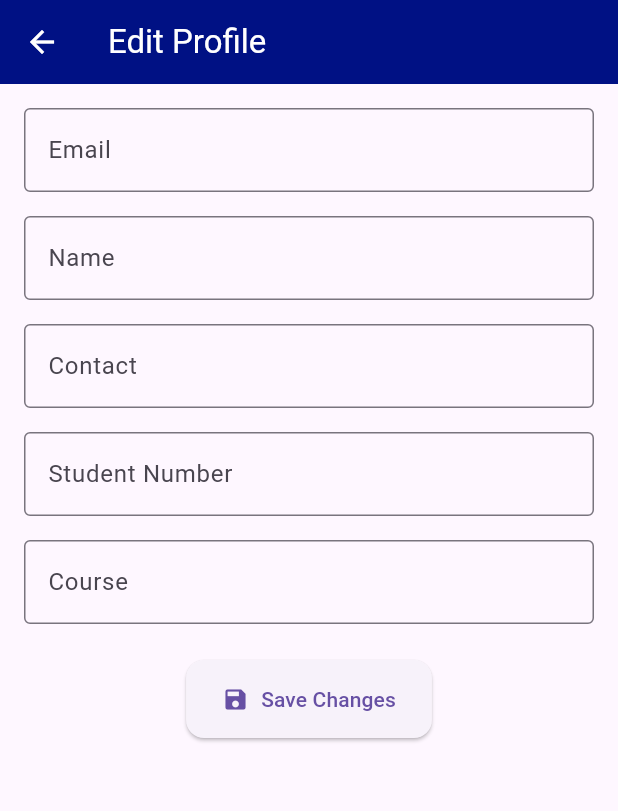
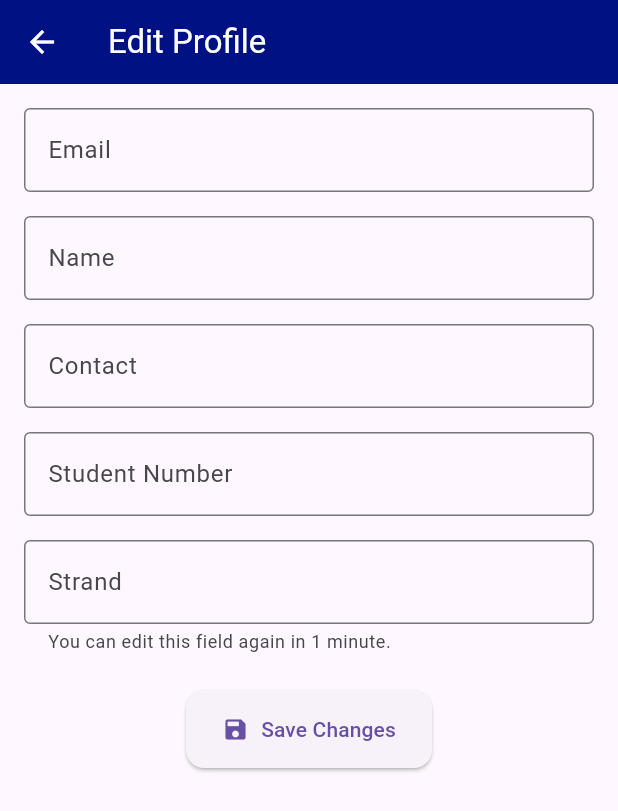
Before and after one commit to rammne/odrs, a Flutter app: the EditProfileScreen screen opened directly with empty values, on a phone screen of 412 x 824 dp. Shown: the top 811 px of the screen. Run offline on Flutter 3.47's test engine with Material 3 defaults, Android fonts, the light colour scheme and no system bars; our stand-ins replace cloud_firestore, firebase_auth, firebase_core, pdf, printing, rxdart; accounts and stored records are empty; statements that could not run were skipped.

Commit message:
fixed bug

```diff
--- a/lib/presentation/screens/admin/registration_screen.dart
+++ b/lib/presentation/screens/admin/registration_screen.dart
@@ -16,7 +16,8 @@ class _AdminRegisterUserScreenState extends State<AdminRegisterUserScreen> {
   final TextEditingController _contactController = TextEditingController();
   final TextEditingController _studentNumberController =
       TextEditingController();
-  final TextEditingController _yearGraduatedController = TextEditingController();
+  final TextEditingController _yearGraduatedController =
+      TextEditingController();
 
   String? _selectedStrand;
   String? _selectedGradeLevel;
@@ -111,7 +112,6 @@ class _AdminRegisterUserScreenState extends State<AdminRegisterUserScreen> {
       });
 
       await FirebaseAuth.instance.sendPasswordResetEmail(email: email);
-      await FirebaseAuth.instance.signOut();
 
       ScaffoldMessenger.of(context).showSnackBar(
         SnackBar(
--- a/lib/presentation/screens/user/edit_screen.dart
+++ b/lib/presentation/screens/user/edit_screen.dart
@@ -25,7 +25,7 @@ class _EditProfileScreenState extends State<EditProfileScreen> {
   String? _lastName;
   String? _yearGraduated;
   bool _isSaving = false;
-
+  DateTime? _lastStrandEditTime;
 
   @override
   void initState() {
@@ -37,16 +37,17 @@ class _EditProfileScreenState extends State<EditProfileScreen> {
     _firstName = widget.profile.firstName;
     _lastName = widget.profile.lastName;
     _yearGraduated = widget.profile.yearGraduated;
-
+    _lastStrandEditTime = widget.profile.lastCourseEditDate;
   }
 
-
+  bool _canEditStrand() {
+    if (_lastStrandEditTime == null) return true;
+    return DateTime.now().difference(_lastStrandEditTime!).inMinutes >= 1;
+  }
 
   Future<void> _saveProfile() async {
     if (!mounted) return;
     if (!(_formKey.currentState?.validate() ?? false)) return;
-
-
 
     setState(() => _isSaving = true);
 
@@ -65,14 +66,14 @@ class _EditProfileScreenState extends State<EditProfileScreen> {
         strand: _course,
         role: widget.profile.role,
         yearGraduated: _yearGraduated,
-        lastCourseEditDate: _course != widget.profile.strand ? DateTime.now() : widget.profile.lastCourseEditDate,
+        lastCourseEditDate: _course != widget.profile.strand
+            ? DateTime.now()
+            : widget.profile.lastCourseEditDate,
       );
 
       await widget.userRepository.updateUserProfile(updatedProfile);
 
       if (!mounted) return;
-
-
 
       ScaffoldMessenger.of(context).showSnackBar(
         const SnackBar(content: Text('Profile updated successfully')),
@@ -245,15 +246,18 @@ class _EditProfileScreenState extends State<EditProfileScreen> {
         ),
         const SizedBox(height: 16),
         TextFormField(
-          readOnly: true,
+          readOnly: !_canEditStrand(),
           initialValue: _course,
-          decoration: const InputDecoration(
-            labelText: 'Course',
+          decoration: InputDecoration(
+            labelText: 'Strand',
             border: OutlineInputBorder(),
+            helperText: _canEditStrand()
+                ? null
+                : 'You can edit this field again in 1 minute.',
           ),
           onSaved: (value) => _course = value?.trim() ?? "",
           validator: (value) =>
-              value == null || value.isEmpty ? 'Enter course' : null,
+              value == null || value.isEmpty ? 'Enter strand' : null,
         ),
       ],
     );
```
Also changed, not shown: 1 other file.
